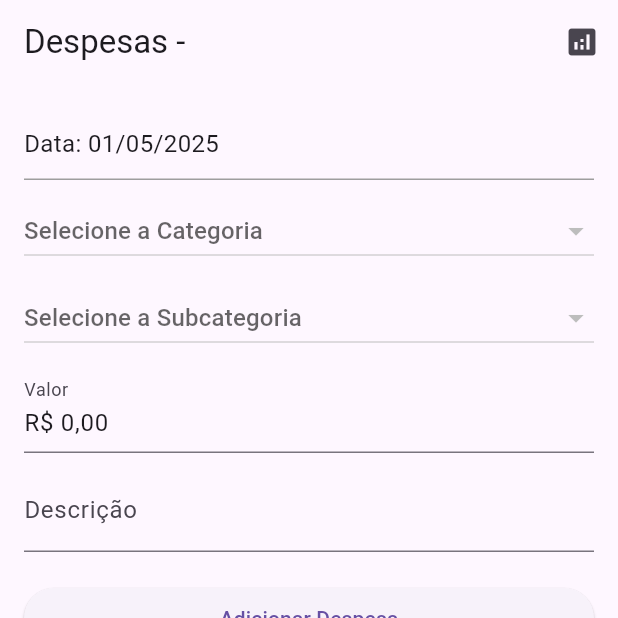
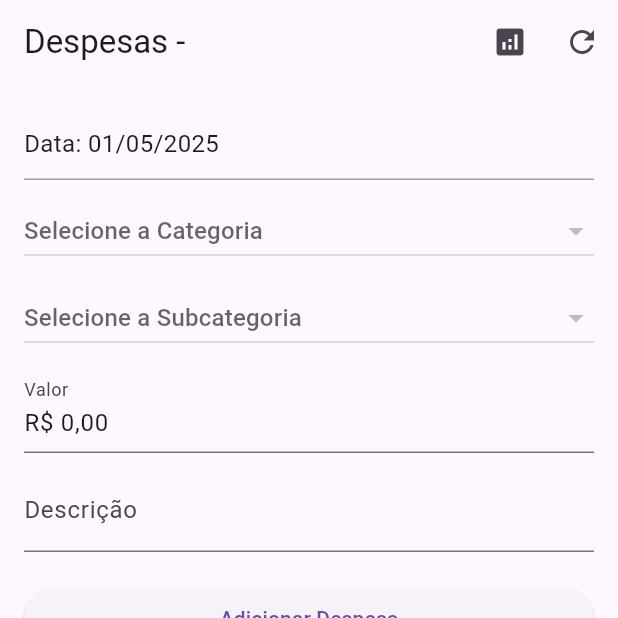
Before and after one commit to raphael1928/despesas, a Flutter app: the DespesasPage screen opened directly with empty values, after a tap on "Adicionar Despesa", on a phone screen of 412 x 824 dp, the top half of it. Run offline on Flutter 3.47's test engine with Material 3 defaults, Android fonts, the phone set to English and light mode, and no system bars; our stand-ins replace brasil_fields, cloud_firestore, connectivity_plus, firebase_core, flutter_masked_text2, shared_preferences; accounts and stored records are empty.

Commit message:
Adicionando verificação ao excluir, controle de internet e botão atualizar

```diff
--- a/lib/main.dart
+++ b/lib/main.dart
@@ -7,6 +7,7 @@ import 'package:firebase_core/firebase_core.dart';
 import 'package:cloud_firestore/cloud_firestore.dart';
 import 'package:shared_preferences/shared_preferences.dart';
 import 'relatorio_page.dart';
+import 'package:connectivity_plus/connectivity_plus.dart';
 
 void main() async {
   WidgetsFlutterBinding.ensureInitialized();
@@ -161,7 +162,19 @@ class _DespesasPageState extends State<DespesasPage> {
     }
   }
 
-  void _salvarOuAtualizarDespesa() {
+  Future<bool> _temInternet() async {
+    final result = await Connectivity().checkConnectivity();
+    return result == ConnectivityResult.mobile || result == ConnectivityResult.wifi;
+  }
+
+  void _salvarOuAtualizarDespesa() async {
+    if (!await _temInternet()) {
+    ScaffoldMessenger.of(context).showSnackBar(
+    SnackBar(content: Text('Sem conexão com a internet. Tente novamente.')),
+    );
+    return;
+    }
+
     if (_categoriaSelecionada != null &&
         _subcategoriaSelecionada != null &&
         _valorController.numberValue > 0) {
@@ -221,13 +234,20 @@ class _DespesasPageState extends State<DespesasPage> {
         title: Text('Despesas - ${widget.nomeUsuario}'),
         actions: [
           IconButton(
-            icon: Icon(Icons.analytics), // Ícone de relatório
+            icon: Icon(Icons.analytics),
             tooltip: 'Relatório',
             onPressed: () {
               Navigator.push(
                 context,
                 MaterialPageRoute(builder: (context) => RelatorioPage()),
               );
+            },
+          ),
+          IconButton(
+            icon: Icon(Icons.refresh),
+            tooltip: 'Atualizar',
+            onPressed: () {
+              _carregarCategorias(); // chama o carregamento novamente
             },
           ),
         ],
@@ -360,7 +380,26 @@ class _DespesasPageState extends State<DespesasPage> {
                             IconButton(
                               icon: Icon(Icons.delete, color: Colors.red),
                               onPressed: () {
-                                ref.doc(doc.id).delete();
+                                showDialog(
+                                  context: context,
+                                  builder: (context) => AlertDialog(
+                                    title: Text('Confirmar exclusão'),
+                                    content: Text('Tem certeza que deseja excluir esta despesa?'),
+                                    actions: [
+                                      TextButton(
+                                        onPressed: () => Navigator.pop(context), // cancela
+                                        child: Text('Não'),
+                                      ),
+                                      TextButton(
+                                        onPressed: () {
+                                          Navigator.pop(context);
+                                          ref.doc(doc.id).delete();
+                                        },
+                                        child: Text('Sim'),
+                                      ),
+                                    ],
+                                  ),
+                                );
                               },
                             ),
                           ],
--- a/pubspec.yaml
+++ b/pubspec.yaml
@@ -19,6 +19,7 @@ dependencies:
   firebase_core: ^2.24.2
   cloud_firestore: ^4.13.1
   shared_preferences: ^2.2.2
+  connectivity_plus: ^5.0.2
 
 dev_dependencies:
   flutter_test:
```
Also changed, not shown: 2 other files.
